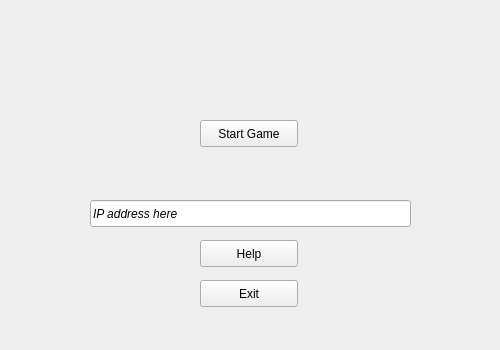
First picture: the form in Client/client/mainwindow.ui, repository benclum11/bju-cps-111-team-blue-fall-2014, before the edit.
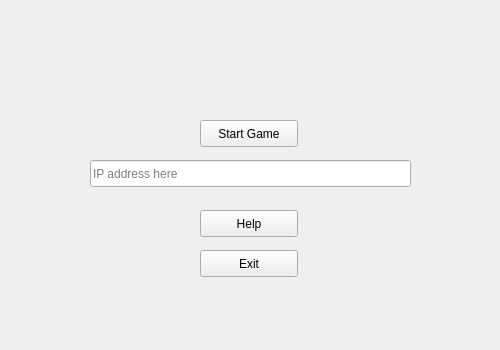
Second picture: the form after the edit. Icons and pictures are not drawn.

Commit message: Changed IP address text box to have background text. Added very basic help menu.

Patch:
```diff
--- a/Client/client/mainwindow.ui
+++ b/Client/client/mainwindow.ui
@@ -65,7 +65,7 @@
     <property name="geometry">
      <rect>
       <x>200</x>
-      <y>240</y>
+      <y>210</y>
       <width>98</width>
       <height>27</height>
      </rect>
@@ -78,7 +78,7 @@
     <property name="geometry">
      <rect>
       <x>200</x>
-      <y>280</y>
+      <y>250</y>
       <width>98</width>
       <height>27</height>
      </rect>
@@ -91,17 +91,15 @@
     <property name="geometry">
      <rect>
       <x>90</x>
-      <y>200</y>
+      <y>160</y>
       <width>321</width>
       <height>27</height>
      </rect>
     </property>
-    <property name="font">
-     <font>
-      <italic>true</italic>
-     </font>
-    </property>
     <property name="text">
+     <string/>
+    </property>
+    <property name="placeholderText">
      <string>IP address here</string>
     </property>
    </widget>
```
The commit also changes 1 other file.
